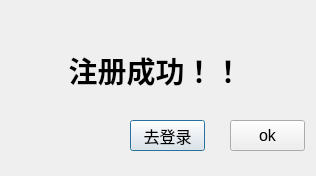
This is Library/message_regsuccessfully.ui in BookMangeTeam/bookmanage as Qt 5 draws it before an edit. The edited form follows.
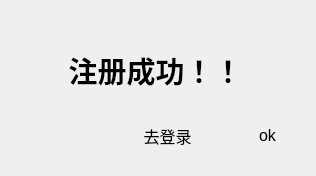
This is the edited form.

The edit to the form file:
```diff
--- a/Library/message_regsuccessfully.ui
+++ b/Library/message_regsuccessfully.ui
@@ -25,6 +25,9 @@
   <property name="windowTitle">
    <string>Dialog</string>
   </property>
+  <property name="styleSheet">
+   <string notr="true">border-radius:10px;</string>
+  </property>
   <widget class="QLabel" name="reg_successfully">
    <property name="geometry">
     <rect>
```
